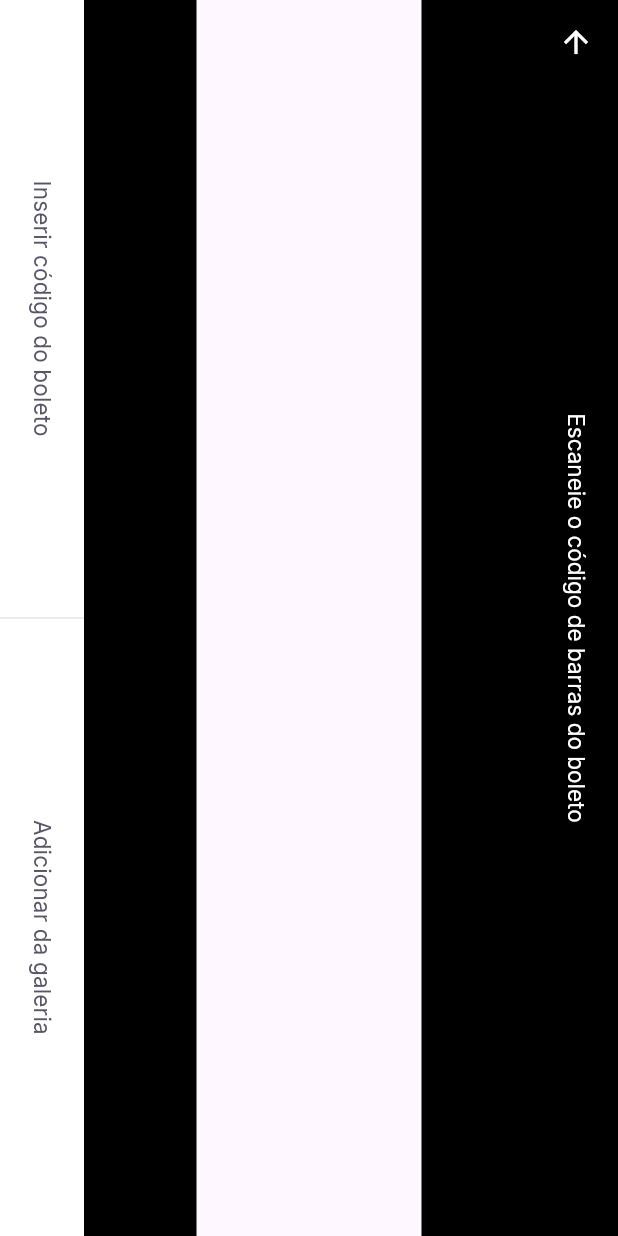
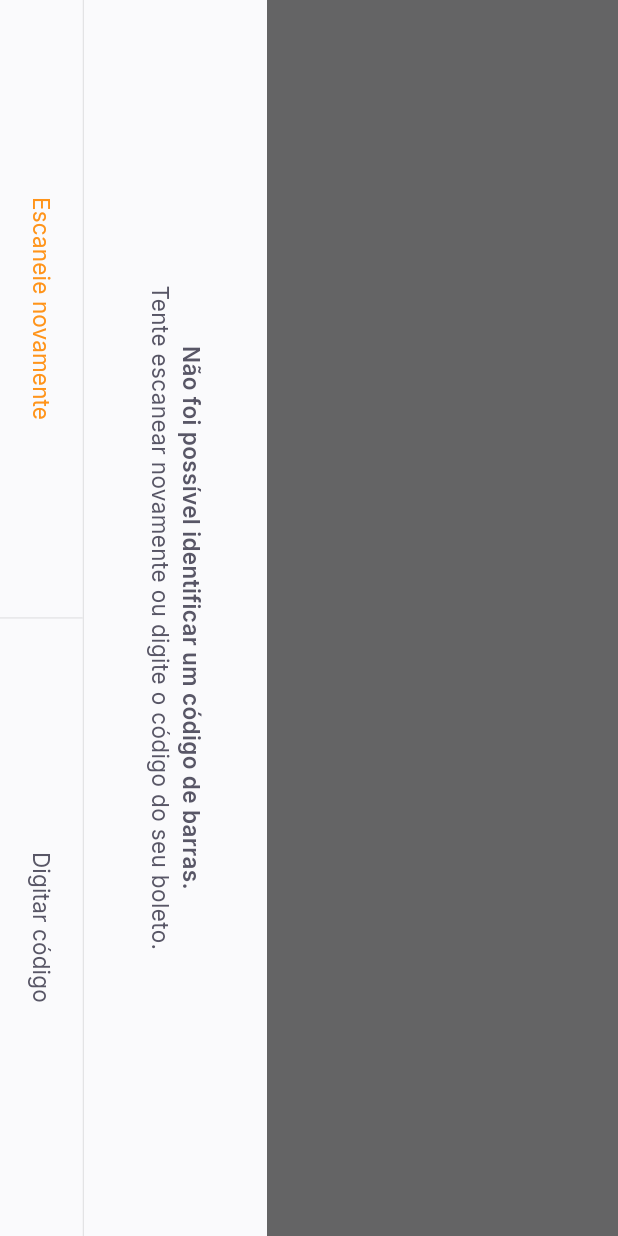
Before and after one commit to PabloXT14/payflow, a Flutter app: the BarcodeScannerPage screen opened by its route, after a tap on "Inserir código do boleto", on a phone screen of 412 x 824 dp. Run offline on Flutter 3.47's test engine with Material 3 defaults, Android fonts, the phone set to English and light mode, and no system bars; our stand-ins replace firebase_core, flutter_svg, google_fonts, google_sign_in, shared_preferences; accounts and stored records are empty.

Commit message:
feat: create bottom_sheet widget

```diff
--- a/lib/modules/barcode_scanner/barcode_scanner_page.dart
+++ b/lib/modules/barcode_scanner/barcode_scanner_page.dart
@@ -3,6 +3,7 @@ import 'package:flutter/material.dart';
 import 'package:payflow/shared/themes/app_colors.dart';
 import 'package:payflow/shared/themes/app_text_styles.dart';
 import 'package:payflow/shared/widgets/set_label_buttons/set_label_buttons.dart';
+import 'package:payflow/shared/widgets/bottom_sheet/app_bottom_sheet.dart';
 
 class BarcodeScannerPage extends StatefulWidget {
   const BarcodeScannerPage({super.key});
@@ -12,15 +13,32 @@ class BarcodeScannerPage extends StatefulWidget {
 }
 
 class _BarcodeScannerPageState extends State<BarcodeScannerPage> {
+  bool _showBottomSheet = false;
+
+  void _toggleBottomSheet() {
+    setState(() {
+      _showBottomSheet = !_showBottomSheet;
+    });
+  }
+
   @override
   Widget build(BuildContext context) {
+    if (_showBottomSheet) {
+      return AppBottomSheet(
+        title: "Não foi possível identificar um código de barras.",
+        subtitle: "Tente escanear novamente ou digite o código do seu boleto.",
+        primaryLabel: "Escaneie novamente",
+        primaryOnPressed: () {
+          _toggleBottomSheet();
+        },
+        secondaryLabel: "Digitar código",
+        secondaryOnPressed: () {},
+      );
+    }
+
     return SafeArea(
-      top: true,
-      bottom: true,
-      left: true,
-      right: true,
       child: RotatedBox(
-        quarterTurns: 1,
+        quarterTurns: 1, // Gira a tela em 90 graus no sentido horário
         child: Scaffold(
           appBar: AppBar(
             backgroundColor: AppColors.black,
@@ -40,9 +58,13 @@ class _BarcodeScannerPageState extends State<BarcodeScannerPage> {
           ),
           bottomNavigationBar: SetLabelButtons(
             primaryLabel: "Inserir código do boleto ",
-            primaryOnPressed: () {},
+            primaryOnPressed: () {
+              _toggleBottomSheet();
+            },
             secondaryLabel: "Adicionar da galeria",
-            secondaryOnPressed: () {},
+            secondaryOnPressed: () {
+              _toggleBottomSheet();
+            },
           ),
         ),
       ),
--- a/lib/shared/themes/app_text_styles.dart
+++ b/lib/shared/themes/app_text_styles.dart
@@ -29,6 +29,11 @@ class AppTextStyles {
     fontWeight: FontWeight.w400,
   );
 
+  static final textMdBold = GoogleFonts.inter(
+    fontSize: 15,
+    fontWeight: FontWeight.w600,
+  );
+
   static final textSm = GoogleFonts.inter(
     fontSize: 13,
     fontWeight: FontWeight.w400,
--- /dev/null
+++ b/lib/shared/widgets/bottom_sheet/app_bottom_sheet.dart
@@ -0,0 +1,78 @@
+import 'package:flutter/material.dart';
+
+import 'package:payflow/shared/themes/app_colors.dart';
+import 'package:payflow/shared/themes/app_text_styles.dart';
+import 'package:payflow/shared/widgets/set_label_buttons/set_label_buttons.dart';
+
+class AppBottomSheet extends StatelessWidget {
+  final String title;
+  final String subtitle;
+  final String primaryLabel;
+  final VoidCallback primaryOnPressed;
+  final String secondaryLabel;
+  final VoidCallback secondaryOnPressed;
+
+  const AppBottomSheet({
+    super.key,
+    required this.title,
+    required this.subtitle,
+    required this.primaryLabel,
+    required this.primaryOnPressed,
+    required this.secondaryLabel,
+    required this.secondaryOnPressed,
+  });
+
+  @override
+  Widget build(BuildContext context) {
+    return SafeArea(
+      child: RotatedBox(
+        quarterTurns: 1,
+        child: Material(
+          child: Container(
+            color: AppColors.box,
+            child: Column(
+              children: [
+                Expanded(
+                  child: Container(color: Colors.black.withValues(alpha: 0.6)),
+                ),
+                Column(
+                  children: [
+                    Padding(
+                      padding: EdgeInsets.all(40),
+                      child: Column(
+                        mainAxisAlignment: MainAxisAlignment.center,
+                        children: [
+                          Text(
+                            title,
+                            textAlign: TextAlign.center,
+                            style: AppTextStyles.textMdBold.copyWith(
+                              color: AppColors.heading,
+                            ),
+                          ),
+                          Text(
+                            subtitle,
+                            textAlign: TextAlign.center,
+                            style: AppTextStyles.textMd.copyWith(
+                              color: AppColors.heading,
+                            ),
+                          ),
+                        ],
+                      ),
+                    ),
+                    SetLabelButtons(
+                      primaryLabel: primaryLabel,
+                      primaryOnPressed: primaryOnPressed,
+                      enablePrimaryColor: true,
+                      secondaryLabel: secondaryLabel,
+                      secondaryOnPressed: secondaryOnPressed,
+                    ),
+                  ],
+                ),
+              ],
+            ),
+          ),
+        ),
+      ),
+    );
+  }
+}
--- a/lib/shared/widgets/label_button/label_button.dart
+++ b/lib/shared/widgets/label_button/label_button.dart
@@ -6,8 +6,14 @@ import 'package:payflow/shared/themes/app_text_styles.dart';
 class LabelButton extends StatelessWidget {
   final String label;
   final VoidCallback? onPressed;
+  final TextStyle? textStyle;
 
-  const LabelButton({super.key, required this.label, this.onPressed});
+  const LabelButton({
+    super.key,
+    required this.label,
+    this.onPressed,
+    this.textStyle,
+  });
 
   @override
   Widget build(BuildContext context) {
@@ -15,7 +21,7 @@ class LabelButton extends StatelessWidget {
       height: 56,
       child: TextButton(
         style: ButtonStyle(
-          backgroundColor: WidgetStatePropertyAll(AppColors.background),
+          backgroundColor: WidgetStatePropertyAll(AppColors.box),
           shape: WidgetStatePropertyAll(LinearBorder()),
           overlayColor: WidgetStatePropertyAll(
             AppColors.primary.withValues(alpha: 0.3),
@@ -25,7 +31,9 @@ class LabelButton extends StatelessWidget {
         child: Text(
           label,
           textAlign: TextAlign.center,
-          style: AppTextStyles.textMd.copyWith(color: AppColors.heading),
+          style: AppTextStyles.textMd
+              .copyWith(color: AppColors.heading)
+              .merge(textStyle),
         ),
       ),
     );
--- a/lib/shared/widgets/set_label_buttons/set_label_buttons.dart
+++ b/lib/shared/widgets/set_label_buttons/set_label_buttons.dart
@@ -1,4 +1,5 @@
 import 'package:flutter/material.dart';
+import 'package:payflow/shared/themes/app_colors.dart';
 
 import 'package:payflow/shared/widgets/divider/divider_vertical.dart';
 import 'package:payflow/shared/widgets/label_button/label_button.dart';
@@ -10,24 +11,33 @@ class SetLabelButtons extends StatelessWidget {
   final String secondaryLabel;
   final VoidCallback secondaryOnPressed;
 
+  final bool enablePrimaryColor;
+
   const SetLabelButtons({
     super.key,
     required this.primaryLabel,
     required this.primaryOnPressed,
     required this.secondaryLabel,
     required this.secondaryOnPressed,
+    this.enablePrimaryColor = false,
   });
 
   @override
   Widget build(BuildContext context) {
     return Container(
       height: 56,
+      decoration: BoxDecoration(
+        border: Border(top: BorderSide(color: AppColors.stroke)),
+      ),
       child: Row(
         children: [
           Expanded(
             child: LabelButton(
               label: primaryLabel,
               onPressed: primaryOnPressed,
+              textStyle: enablePrimaryColor
+                  ? TextStyle(color: AppColors.primary)
+                  : null,
             ),
           ),
           DividerVertical(),
```
